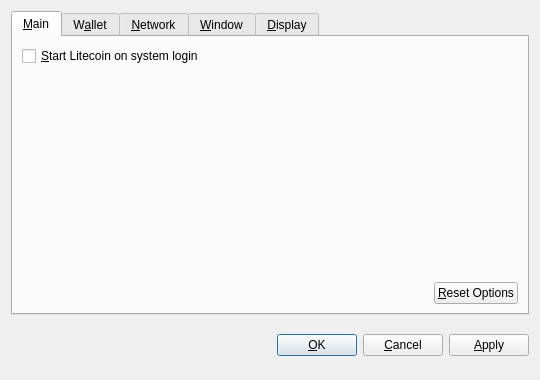
Old version of the form src/qt/forms/optionsdialog.ui in the repository Bitaltyn-project/bitaltyn-old.
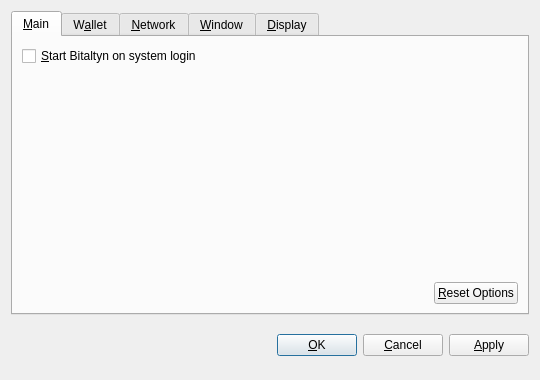
New version of the form. Custom widgets are drawn as their Qt base class.

What changed in the file:
```diff
--- a/src/qt/forms/optionsdialog.ui
+++ b/src/qt/forms/optionsdialog.ui
@@ -36,7 +36,7 @@
           <string>Automatically start Litecoin after logging in to the system.</string>
          </property>
          <property name="text">
-          <string>&amp;Start Litecoin on system login</string>
+          <string>&amp;Start Bitaltyn on system login</string>
          </property>
         </widget>
        </item>
```
Left out of the diff: 10 changed lines with no effect on the pictures.
